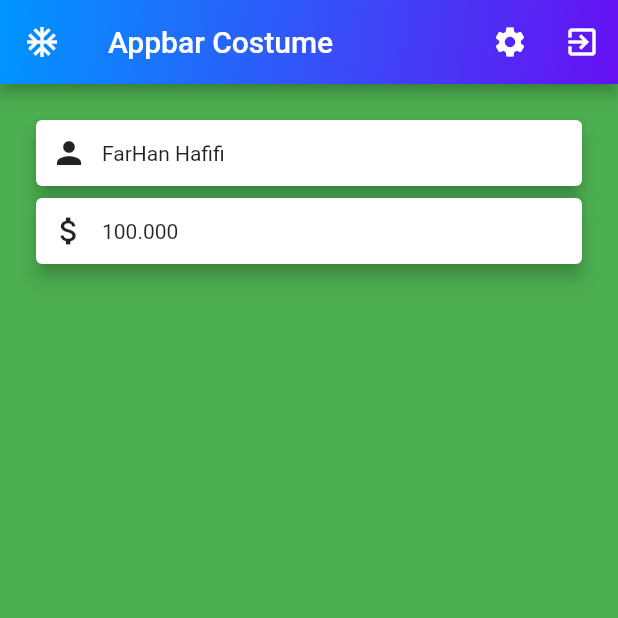
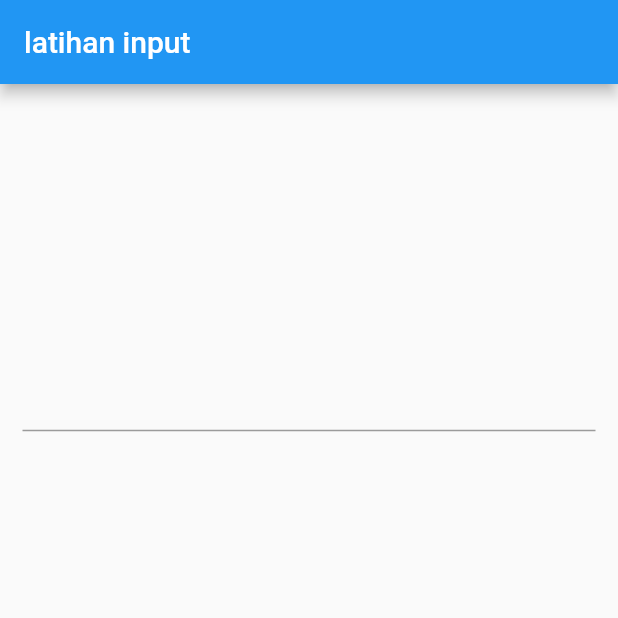
Before and after one commit to farhan1202/belaja_flutter, a Flutter app: the screen it shows after launch, on a phone screen of 412 x 824 dp, the top half of it. Run offline on Flutter 3.47's test engine with Material 2 defaults, Android fonts, the phone set to English and light mode, and no system bars.

Commit message:
TextField Widget

```diff
--- a/lib/main.dart
+++ b/lib/main.dart
@@ -1,5 +1,4 @@
 import 'package:flutter/material.dart';
-import 'package:flutter_application/login.dart';
 
 void main() => runApp(MyApp());
 
@@ -11,62 +10,30 @@ class MyApp extends StatefulWidget {
 }
 
 class _MyAppState extends State<MyApp> {
+  TextEditingController controller = TextEditingController();
   @override
   Widget build(BuildContext context) {
     return MaterialApp(
       home: Scaffold(
         appBar: AppBar(
-          leading: Icon(
-            Icons.ac_unit,
-            color: Colors.white,
-          ),
-          title: Text("Appbar Costume"),
-          actions: <Widget>[
-            IconButton(onPressed: () {}, icon: Icon(Icons.settings)),
-            IconButton(onPressed: () {}, icon: Icon(Icons.exit_to_app))
-          ],
-          flexibleSpace: Container(
-            decoration: BoxDecoration(
-              gradient: LinearGradient(
-                  begin: FractionalOffset.topLeft,
-                  end: FractionalOffset.bottomRight,
-                  colors: [Color(0xff0096ff), Color(0xff6610f2)]),
-              // image: DecorationImage(
-              //     image: NetworkImage(
-              //         "https://png.pngtree.com/png-clipart/20190515/original/pngtree-beautiful-cube-pattern-png-image_3633077.jpg"),
-              //     fit: BoxFit.none,
-              //     repeat: ImageRepeat.repeat)
-            ),
-          ),
+          title: Text("latihan input"),
         ),
-        backgroundColor: Colors.green,
         body: Container(
-          margin: EdgeInsets.all(20),
-          child: ListView(
+          margin: EdgeInsets.all(15),
+          child: Column(
+            mainAxisAlignment: MainAxisAlignment.spaceAround,
             children: <Widget>[
-              cardTemplate(Icons.person, "FarHan Hafifi"),
-              cardTemplate(Icons.attach_money, "100.000"),
+              TextField(
+                onChanged: (value) {
+                  setState(() {});
+                },
+                controller: controller,
+              ),
+              Text(controller.text)
             ],
           ),
         ),
       ),
     );
   }
-
-  Card cardTemplate(IconData iconData, String nama) {
-    return Card(
-      elevation: 5,
-      child: Row(
-        children: <Widget>[
-          Container(
-            margin: EdgeInsets.all(10),
-            child: Icon(
-              iconData,
-            ),
-          ),
-          Text(nama)
-        ],
-      ),
-    );
-  }
 }
```
